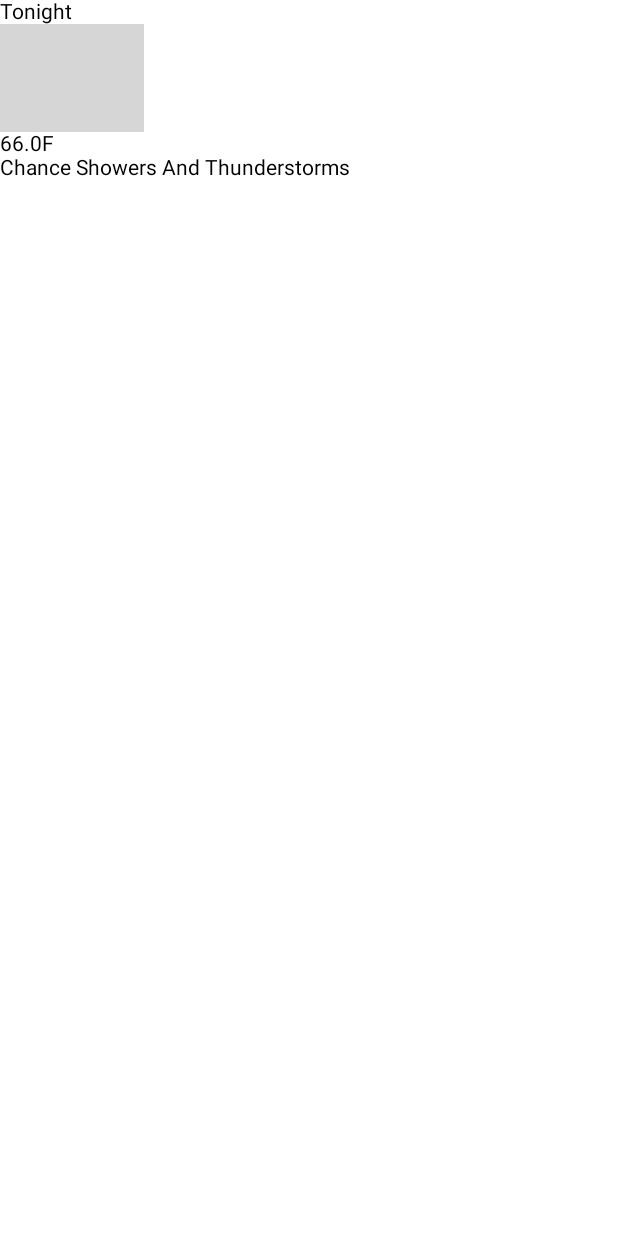
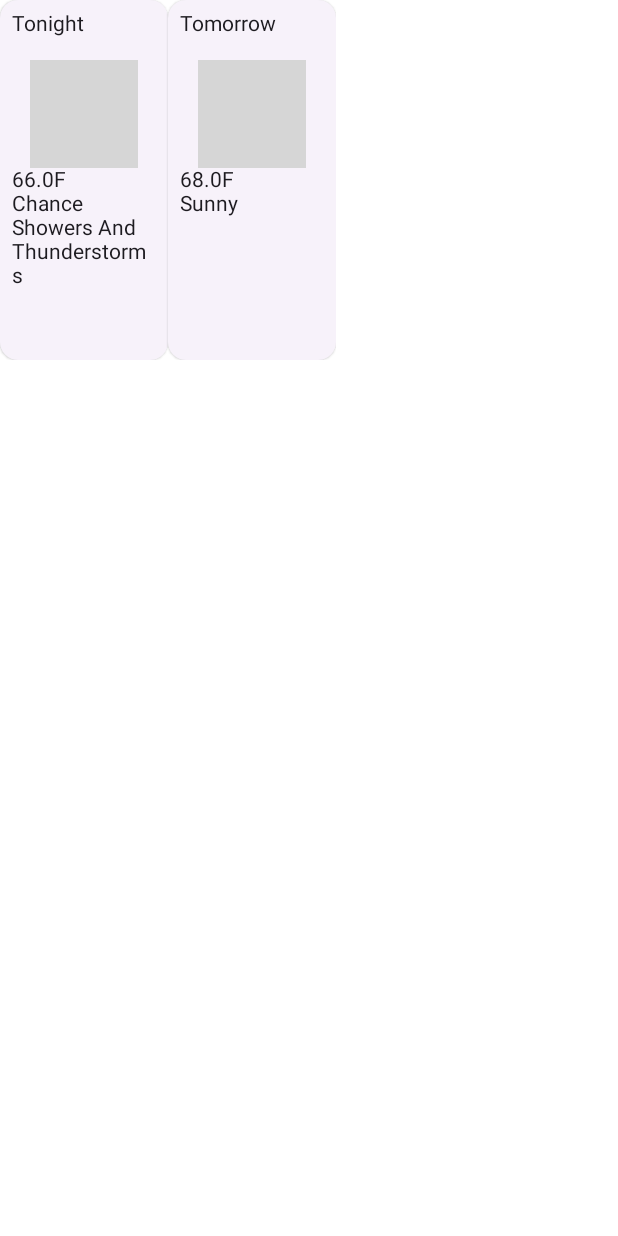
Before and after one commit to bryan-emmanuel/NWSWeather, an Android app built with Jetpack Compose: the @Preview function ForecastScreenPreview, on a phone screen of 412 x 824 dp. Run offline under Robolectric (Android 15) with nearby library versions, the phone set to English and light mode, and no system bars; 1 statement that could not run was skipped; grey boxes are pictures that could not be loaded.

Commit message:
UI updates

```diff
--- a/app/src/main/java/com/piusvelte/nwsweather/forecast/ForecastPeriodColumn.kt
+++ b/app/src/main/java/com/piusvelte/nwsweather/forecast/ForecastPeriodColumn.kt
@@ -2,10 +2,15 @@ package com.piusvelte.nwsweather.forecast
 
 import androidx.compose.foundation.layout.Column
 import androidx.compose.foundation.layout.Row
+import androidx.compose.foundation.layout.fillMaxHeight
+import androidx.compose.foundation.layout.fillMaxWidth
 import androidx.compose.foundation.layout.height
+import androidx.compose.foundation.layout.padding
 import androidx.compose.foundation.layout.width
+import androidx.compose.material3.ElevatedCard
 import androidx.compose.material3.Text
 import androidx.compose.runtime.Composable
+import androidx.compose.ui.Alignment
 import androidx.compose.ui.Modifier
 import androidx.compose.ui.tooling.preview.Preview
 import androidx.compose.ui.unit.dp
@@ -17,11 +22,24 @@ import com.piusvelte.nwsweather.domain.model.mapTemperatureUnit
 @OptIn(ExperimentalGlideComposeApi::class)
 @Composable
 fun ForecastPeriodColumn(
-    modifier: Modifier = Modifier.width(96.dp),
+    modifier: Modifier = Modifier,
     state: ForecastPeriod,
 ) {
-    Column {
-        Text(text = state.name)
+    ElevatedCard(
+        modifier = modifier
+            .height(240.dp)
+            .width(112.dp),
+    ) {
+        Column(
+            modifier = modifier
+                .fillMaxHeight()
+                .padding(8.dp),
+        ) {
+            Text(text = state.name, minLines = 2)
+            Column(
+                modifier = modifier.fillMaxWidth(),
+                horizontalAlignment = Alignment.CenterHorizontally,
+            ) {
                 GlideImage(
                     model = state.icon,
                     contentDescription = "Forecast icon",
@@ -29,11 +47,13 @@ fun ForecastPeriodColumn(
                         .width(72.dp)
                         .height(72.dp)
                 )
+            }
             Row {
                 Text(text = state.temperature.toString())
                 Text(text = state.temperatureUnit.toString().substring(0, 1))
             }
             Text(text = state.shortForecast)
+        }
     }
 }
 
--- a/app/src/main/java/com/piusvelte/nwsweather/forecast/ForecastScreen.kt
+++ b/app/src/main/java/com/piusvelte/nwsweather/forecast/ForecastScreen.kt
@@ -58,6 +58,14 @@ fun ForecastScreenPreview() {
                 temperatureUnit = "F".mapTemperatureUnit(),
                 shortForecast = "Chance Showers And Thunderstorms",
             ),
+            ForecastPeriod(
+                number = 0,
+                name = "Tomorrow",
+                icon = "",
+                temperature = 68F,
+                temperatureUnit = "F".mapTemperatureUnit(),
+                shortForecast = "Sunny",
+            ),
         ),
         error = NoOp,
     )
```
Also changed, not shown: app/src/main/java/com/piusvelte/nwsweather/MainScreen.kt (+4 -3 lines), app/src/main/java/com/piusvelte/nwsweather/point/PointScreen.kt (+7 -2 lines). Lines whose indentation alone changed are shown as unchanged.
